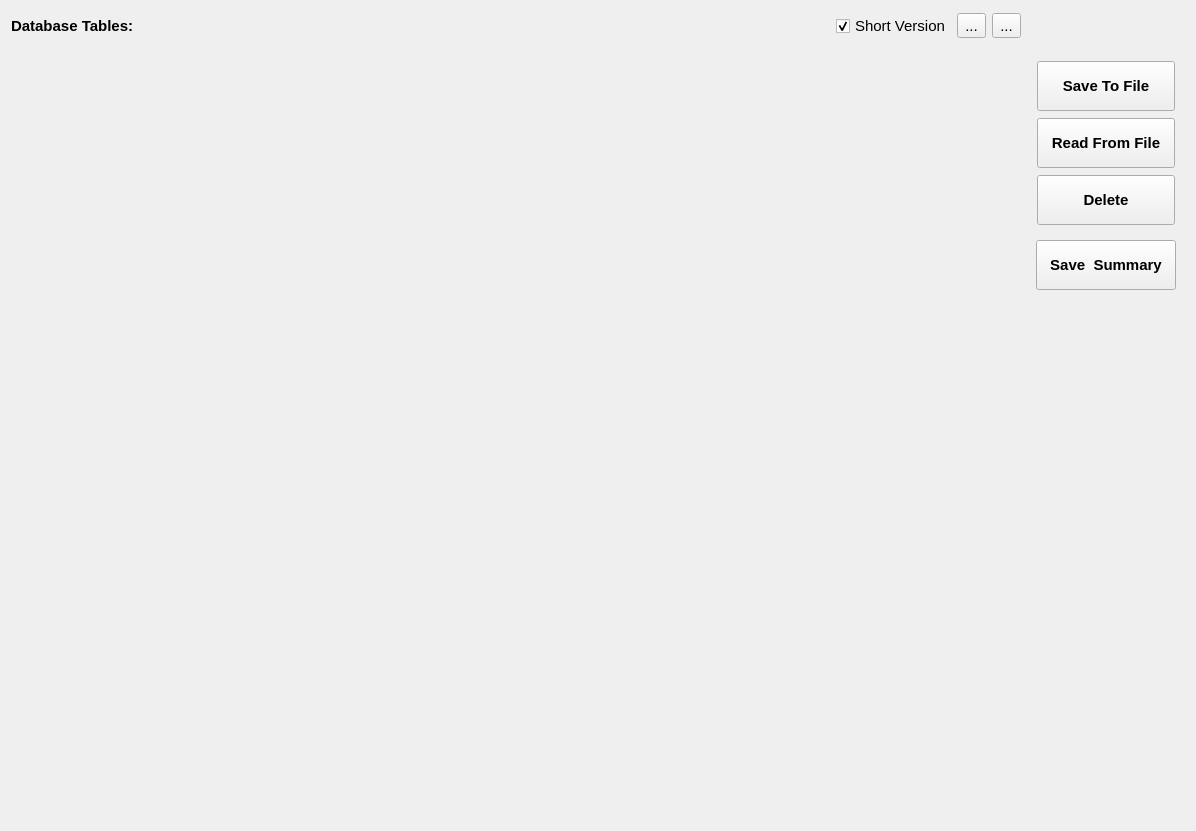
lnls-ima/delta-assembly-bench, file deltabench/gui/ui/databasewidget.ui: the form before one commit.
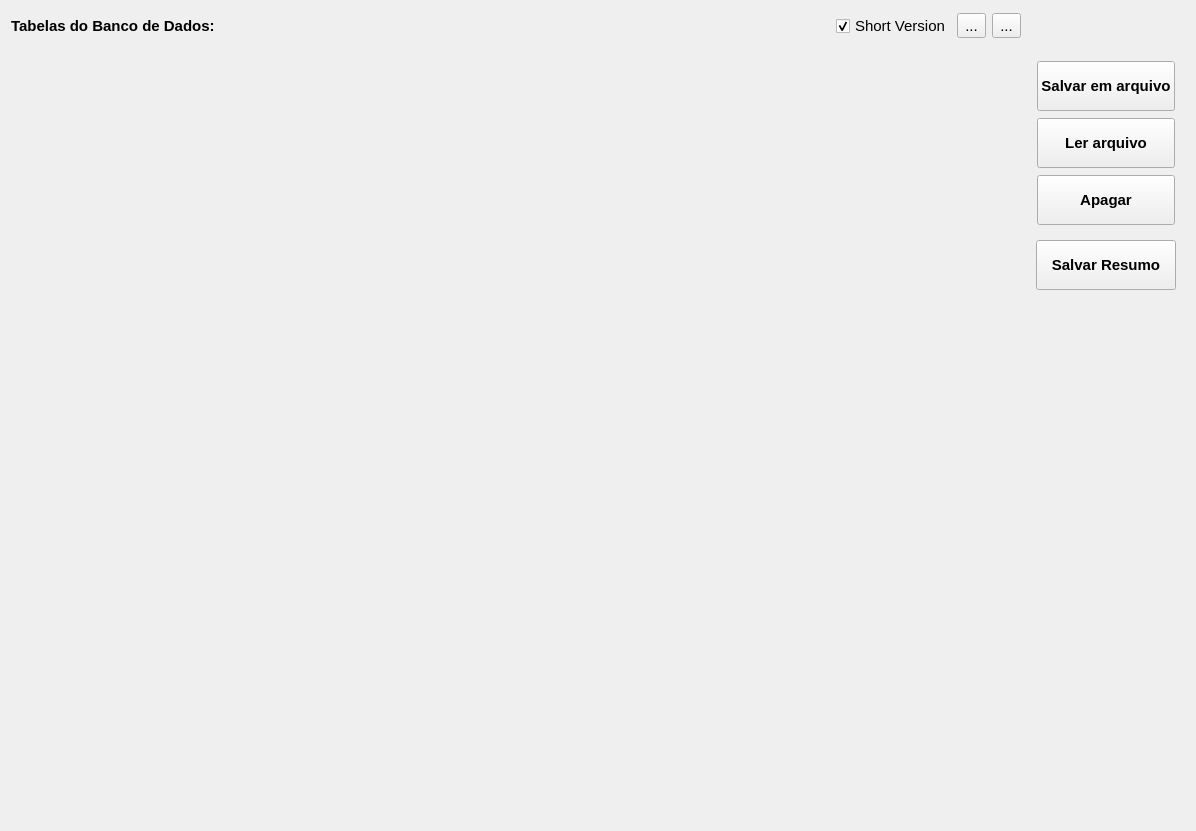
The form after the commit. The open tabs and pages were chosen to show the change. Icons and pictures are not drawn.

Commit message:
Translate remaining tabs labels and messages to portuguese
Translate labels and messages from tabs still in english.

```diff
--- a/deltabench/gui/ui/databasewidget.ui
+++ b/deltabench/gui/ui/databasewidget.ui
@@ -42,7 +42,7 @@
         </font>
        </property>
        <property name="text">
-        <string>Database Tables:</string>
+        <string>Tabelas do Banco de Dados:</string>
        </property>
       </widget>
      </item>
@@ -158,7 +158,7 @@
           </font>
          </property>
          <property name="text">
-          <string>Save To File</string>
+          <string>Salvar em arquivo</string>
          </property>
          <property name="icon">
           <iconset>
@@ -187,7 +187,7 @@
           </font>
          </property>
          <property name="text">
-          <string>Read From File</string>
+          <string>Ler arquivo</string>
          </property>
          <property name="icon">
           <iconset>
@@ -216,7 +216,7 @@
           </font>
          </property>
          <property name="text">
-          <string>Delete</string>
+          <string>Apagar</string>
          </property>
          <property name="icon">
           <iconset>
@@ -280,7 +280,7 @@
             </font>
            </property>
            <property name="text">
-            <string>Save  Summary</string>
+            <string>Salvar Resumo</string>
            </property>
            <property name="icon">
             <iconset>
```
The commit also changes 6 other files.
